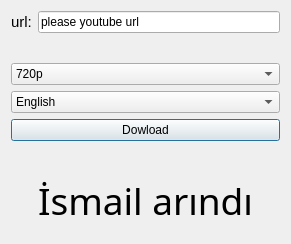
This is windows.ui in Duvar000/Video_dowloader- as Qt 5 draws it before an edit. The edited form follows.
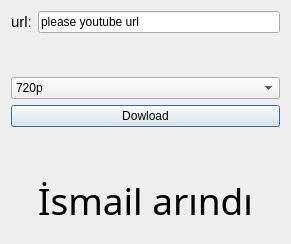
This is the edited form.

Patch:
```diff
--- a/windows.ui
+++ b/windows.ui
@@ -71,15 +71,6 @@
        </item>
       </widget>
      </item>
-     <item>
-      <widget class="QComboBox" name="comboBox_2">
-       <item>
-        <property name="text">
-         <string>English</string>
-        </property>
-       </item>
-      </widget>
-     </item>
      <item>
       <widget class="QPushButton" name="pushButton">
        <property name="text">
```
